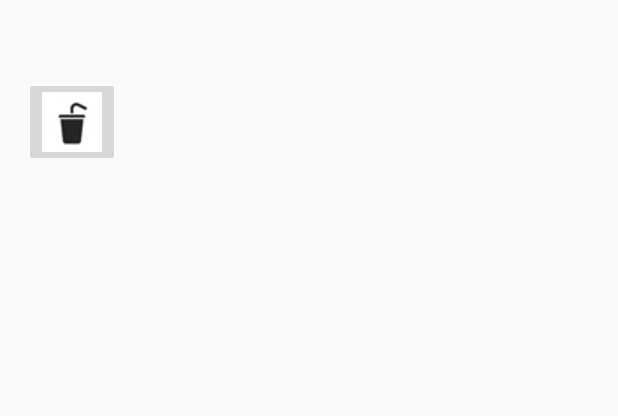
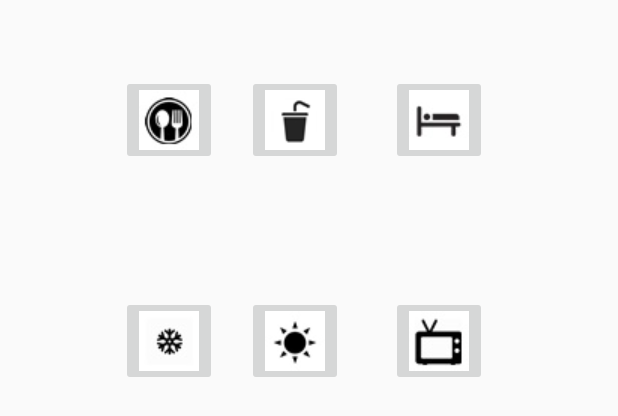
Before and after one commit to hajerkr/MyHelp, an Android app: the layout content_main.xml on its own in the app's theme, with its tools: preview values and no code run, on a phone screen of 412 x 824 dp. Shown: the top 416 px of the screen. Run offline under Robolectric (Android 15) with nearby library versions, the phone set to English and light mode, and no system bars.

Commit message:
buttons added

```diff
--- a/app/src/main/res/layout/content_main.xml
+++ b/app/src/main/res/layout/content_main.xml
@@ -21,10 +21,12 @@
         android:maxWidth="72dp"
         android:maxHeight="72dp"
         android:adjustViewBounds="true"
+        android:layout_marginTop="34dp"
         android:layout_alignParentTop="true"
-        android:layout_alignParentLeft="true"
-        android:layout_alignParentStart="true"
-        android:layout_marginTop="35dp" />
+        android:layout_toLeftOf="@+id/imageButtonDrink"
+        android:layout_toStartOf="@+id/imageButtonDrink"
+        android:layout_marginRight="20dp"
+        android:layout_marginEnd="20dp" />
 
     <ImageButton
         android:layout_width="wrap_content"
@@ -35,7 +37,53 @@
         android:maxWidth="72dp"
         android:maxHeight="72dp"
         android:adjustViewBounds="true"
-        android:layout_alignParentTop="true"
 
-        android:layout_marginTop="35dp" />
+        android:layout_alignTop="@+id/imageButton"
+        android:layout_toLeftOf="@+id/imageButton2"
+        android:layout_toStartOf="@+id/imageButton2"
+        android:layout_marginRight="32dp"
+        android:layout_marginEnd="32dp" />
+
+    <ImageButton
+        android:layout_width="wrap_content"
+        android:layout_height="wrap_content"
+        android:id="@+id/imageButton2"
+        android:src="@drawable/bed"
+        android:maxWidth="72dp"
+        android:maxHeight="72dp"
+        android:adjustViewBounds="true"
+        android:layout_marginRight="71dp"
+        android:layout_marginEnd="71dp"
+        android:layout_alignTop="@+id/imageButtonDrink"
+        android:layout_alignParentRight="true"
+        android:layout_alignParentEnd="true" />
+
+    <ImageButton
+        android:layout_width="wrap_content"
+        android:layout_height="wrap_content"
+        android:id="@+id/imageButton3"
+        android:layout_marginTop="87dp"
+        android:src="@drawable/cold"
+        android:layout_below="@+id/imageButton"
+        android:layout_alignLeft="@+id/imageButton"
+        android:layout_alignStart="@+id/imageButton" />
+
+    <ImageButton
+        android:layout_width="wrap_content"
+        android:layout_height="wrap_content"
+        android:id="@+id/imageButton4"
+        android:src="@drawable/sun"
+        android:layout_alignTop="@+id/imageButton3"
+        android:layout_alignRight="@+id/imageButtonDrink"
+        android:layout_alignEnd="@+id/imageButtonDrink" />
+
+    <ImageButton
+        android:layout_width="wrap_content"
+        android:layout_height="wrap_content"
+        android:id="@+id/imageButton5"
+        android:src="@drawable/tv2"
+        android:layout_alignTop="@+id/imageButton4"
+        android:layout_alignLeft="@+id/imageButton2"
+        android:layout_alignStart="@+id/imageButton2" />
+
 </RelativeLayout>
```
